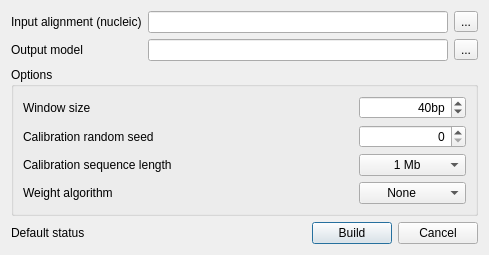
Above: src/plugins_3rdparty/sitecon/src/ui/SiteconBuildDialog.ui from violethaze74/ugene before the change. Below: the same form after it.
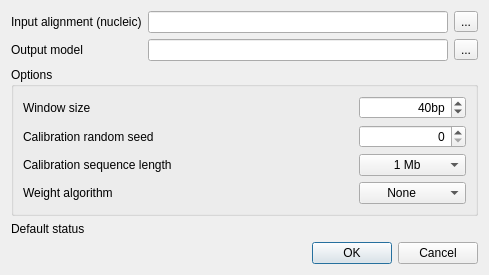
That is the form after the change.

Commit message: Help system for all dialogs, UI improvements for all dialogs.

```diff
--- a/src/plugins_3rdparty/sitecon/src/ui/SiteconBuildDialog.ui
+++ b/src/plugins_3rdparty/sitecon/src/ui/SiteconBuildDialog.ui
@@ -1,12 +1,12 @@
 <ui version="4.0" >
  <class>SiteconBuildDialog</class>
- <widget class="QDialog" name="SiteconBuildDialog" >
-  <property name="geometry" >
+ <widget class="QDialog" name="SiteconBuildDialog">
+  <property name="geometry">
    <rect>
     <x>0</x>
     <y>0</y>
     <width>489</width>
-    <height>243</height>
+    <height>259</height>
    </rect>
   </property>
   <property name="windowTitle" >
@@ -290,35 +290,15 @@
        </property>
       </widget>
      </item>
-     <item>
-      <spacer name="horizontalSpacer_1" >
-       <property name="orientation" >
-        <enum>Qt::Horizontal</enum>
-       </property>
-       <property name="sizeHint" stdset="0" >
-        <size>
-         <width>40</width>
-         <height>20</height>
-        </size>
-       </property>
-      </spacer>
-     </item>
-     <item>
-      <widget class="QPushButton" name="okButton" >
-       <property name="text" >
-        <string>Build</string>
-       </property>
-      </widget>
-     </item>
-     <item>
-      <widget class="QPushButton" name="cancelButton" >
-       <property name="text" >
-        <string>Cancel</string>
-       </property>
-      </widget>
-     </item>
     </layout>
    </item>
+   <item>
+    <widget class="QDialogButtonBox" name="buttonBox">
+     <property name="standardButtons">
+      <set>QDialogButtonBox::Cancel|QDialogButtonBox::Ok</set>
+     </property>
+    </widget>
+   </item>
   </layout>
  </widget>
  <resources/>
```
Left out of the diff: 209 changed lines with no effect on the pictures. The commit also changes 309 other files.
